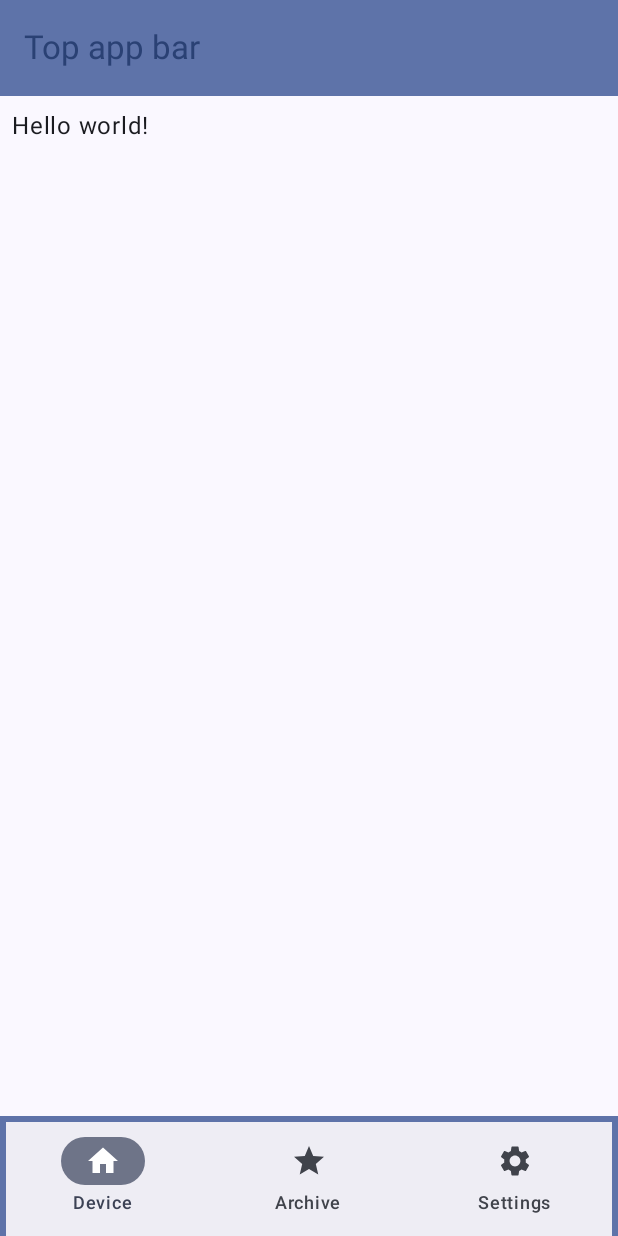
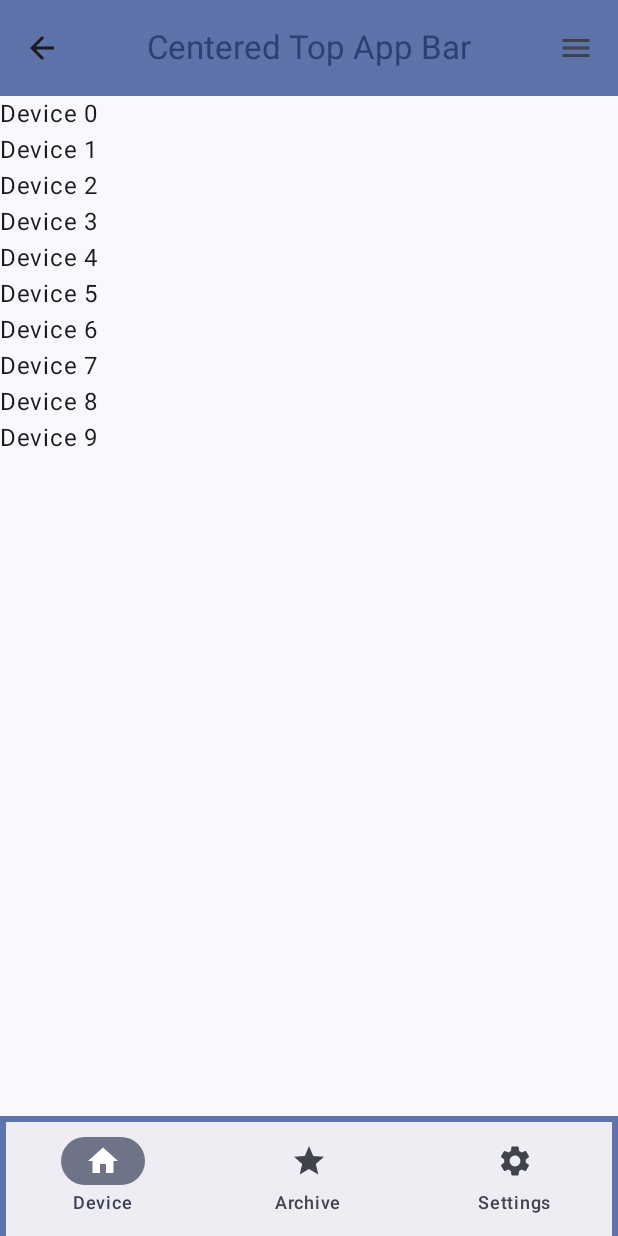
Before and after one commit to HermanDevEscobat/VisionHCompose, an Android app built with Jetpack Compose: the screen it shows after launch (MainActivity), on a phone screen of 412 x 824 dp. Run offline under Robolectric (Android 15) with nearby library versions, the phone set to English and light mode, and no system bars.

Commit message:
create DeviceScreen

```diff
--- a/app/src/main/java/com/example/visionhcompose/MainActivity.kt
+++ b/app/src/main/java/com/example/visionhcompose/MainActivity.kt
@@ -21,13 +21,12 @@ import androidx.compose.material3.NavigationBarItem
 import androidx.compose.material3.Scaffold
 import androidx.compose.material3.Surface
 import androidx.compose.material3.Text
-import androidx.compose.material3.TopAppBar
-import androidx.compose.material3.TopAppBarDefaults.topAppBarColors
 import androidx.compose.runtime.*
 import androidx.compose.ui.Modifier
 import androidx.compose.ui.graphics.vector.ImageVector
 import androidx.compose.ui.tooling.preview.Preview
 import androidx.compose.ui.unit.dp
+import com.example.visionhcompose.screen.DeviceScreen
 import com.example.visionhcompose.ui.theme.VisionHComposeTheme
 
 class MainActivity : ComponentActivity() {
@@ -47,7 +46,6 @@ class MainActivity : ComponentActivity() {
 }
 
 @SuppressLint("SuspiciousIndentation")
-@OptIn(ExperimentalMaterial3Api::class)
 @Composable
 fun AppContent() {
     var selectedItem by remember { mutableIntStateOf(0) }
@@ -58,17 +56,6 @@ fun AppContent() {
         NavigationItem("Settings", Icons.Filled.Settings)
     )
         Scaffold(
-            topBar = {
-                TopAppBar(
-                    colors = topAppBarColors(
-                        containerColor = MaterialTheme.colorScheme.primaryContainer,
-                        titleContentColor = MaterialTheme.colorScheme.primary,
-                    ),
-                    title = {
-                        Text("Top app bar")
-                    }
-                )
-            },
             bottomBar = {
                 BottomAppBar(
                     containerColor = MaterialTheme.colorScheme.primaryContainer,
@@ -92,10 +79,11 @@ fun AppContent() {
                     .padding(innerPadding),
                 verticalArrangement = Arrangement.spacedBy(16.dp),
             ) {
-                Text(
-                    modifier = Modifier.padding(8.dp),
-                    text = "Hello world!"
-                )
+                when (selectedItem) {
+                    0 -> DeviceScreen()
+                    1 -> Text("Archive was selected")
+                    2 -> Text("Settings was selected")
+                }
             }
         }
 }
--- /dev/null
+++ b/app/src/main/java/com/example/visionhcompose/screen/DeviceScreen.kt
@@ -0,0 +1,58 @@
+package com.example.visionhcompose.screen
+
+import androidx.compose.foundation.layout.Column
+import androidx.compose.material.icons.Icons
+import androidx.compose.material.icons.filled.ArrowBack
+import androidx.compose.material.icons.filled.Menu
+import androidx.compose.material3.CenterAlignedTopAppBar
+import androidx.compose.material3.ExperimentalMaterial3Api
+import androidx.compose.material3.Icon
+import androidx.compose.material3.IconButton
+import androidx.compose.material3.MaterialTheme
+import androidx.compose.material3.Text
+import androidx.compose.material3.TopAppBarDefaults
+import androidx.compose.material3.rememberTopAppBarState
+import androidx.compose.runtime.Composable
+import androidx.compose.ui.text.style.TextOverflow
+
+@OptIn(ExperimentalMaterial3Api::class)
+@Composable
+fun DeviceScreen() {
+    val scrollBehavior = TopAppBarDefaults.pinnedScrollBehavior(rememberTopAppBarState())
+    val devices = List(10) { "Device $it" }
+    Column {
+        CenterAlignedTopAppBar(
+            colors = TopAppBarDefaults.topAppBarColors(
+                containerColor = MaterialTheme.colorScheme.primaryContainer,
+                titleContentColor = MaterialTheme.colorScheme.primary,
+            ),
+            title = {
+                Text(
+                    "Centered Top App Bar",
+                    maxLines = 1,
+                    overflow = TextOverflow.Ellipsis
+                )
+            },
+            navigationIcon = {
+                IconButton(onClick = { /* do something */ }) {
+                    Icon(
+                        imageVector = Icons.Filled.ArrowBack,
+                        contentDescription = "Localized description"
+                    )
+                }
+            },
+            actions = {
+                IconButton(onClick = { /* do something */ }) {
+                    Icon(
+                        imageVector = Icons.Filled.Menu,
+                        contentDescription = "Localized description"
+                    )
+                }
+            },
+            scrollBehavior = scrollBehavior,
+        )
+        devices.forEach { device ->
+            Text(device)
+        }
+    }
+}
```
